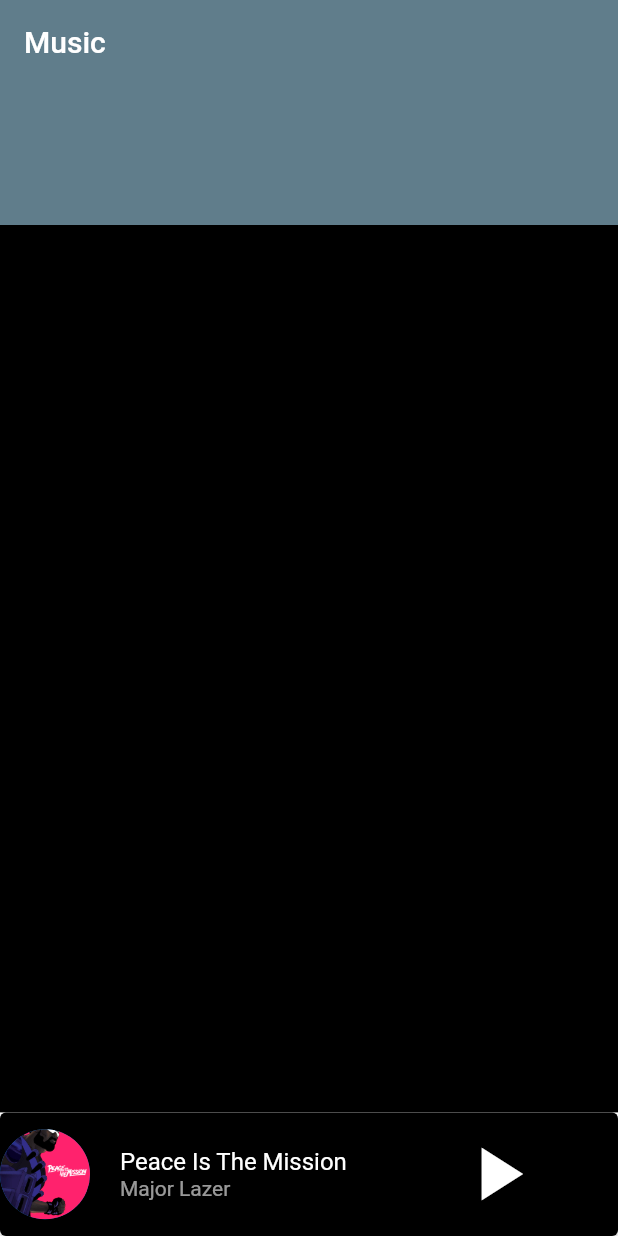
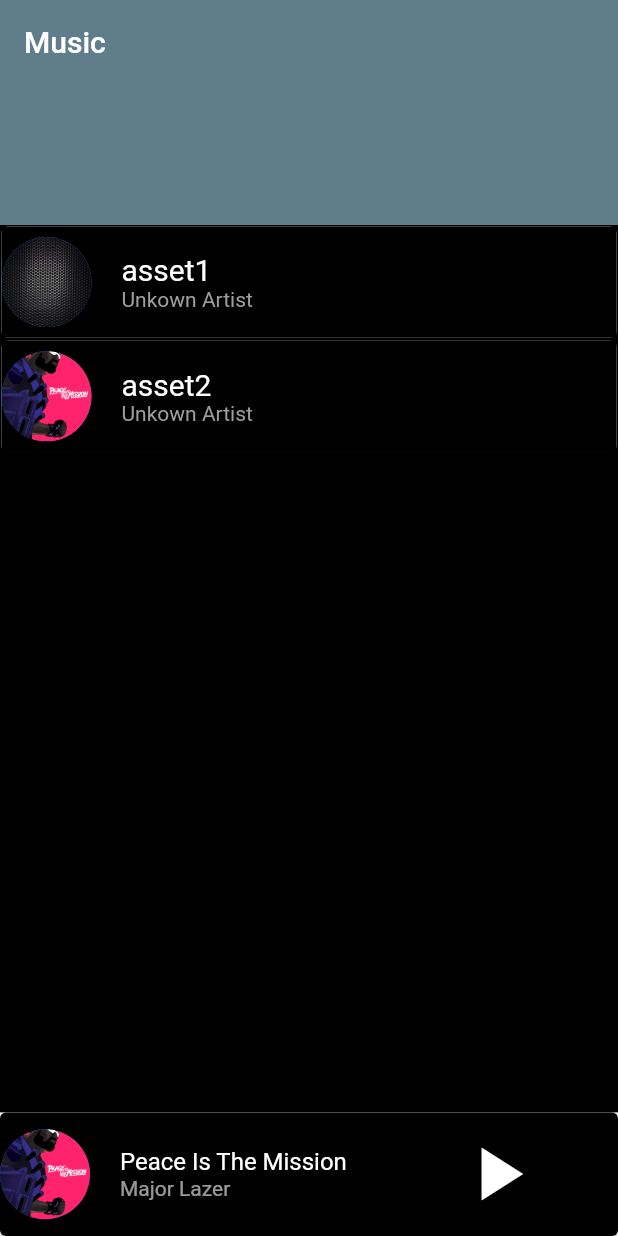
Before and after one commit to sadlerb/music_player, a Flutter app: the screen it shows after launch, on a phone screen of 412 x 824 dp. Run offline on Flutter 3.47's test engine with Material 2 defaults, Android fonts, the phone set to English and light mode, and no system bars.

```diff
--- a/lib/pages/detailPage.dart
+++ b/lib/pages/detailPage.dart
@@ -1,8 +1,16 @@
 import 'package:flutter/material.dart';
+import 'package:music_player/services/song.dart';
 
 class DetailPage extends StatefulWidget {
+  final Song song;
+
+ const DetailPage({this.song, Key key}) : super(key: key);
+
   @override
   _DetailPageState createState() => _DetailPageState();
+
+
+
 }
 
 class _DetailPageState extends State<DetailPage> {
@@ -66,7 +74,7 @@ class _DetailPageState extends State<DetailPage> {
                                 height: 250.0,
                                 decoration: BoxDecoration(
                                   image: DecorationImage(
-                                    image: AssetImage("assets/cover.png"),
+                                    image: AssetImage(widget.song.getFileLocation()),
                                   ),
                                 ),
                               ),
@@ -94,14 +102,14 @@ class _DetailPageState extends State<DetailPage> {
                   ),
                   SizedBox(height: 25.0),
                   Text(
-                    "Peace Is The Mission",
+                    "${widget.song.getName()}",
                     style: TextStyle(fontSize: 25.0, color: Colors.white),
                   ),
                   SizedBox(
                     height: 10.0,
                   ),
                   Text(
-                    "Music Is The Weapon",
+                    "${widget.song.getArtist()}",
                     style: TextStyle(
                       fontSize: 18.0,
                       color: Colors.white,
--- a/lib/pages/home.dart
+++ b/lib/pages/home.dart
@@ -1,5 +1,7 @@
 import 'package:flutter/material.dart';
 import 'package:music_player/pages/detailPage.dart';
+import 'package:music_player/services/song.dart';
+import 'package:music_player/services/songCard.dart';
 
 class Home extends StatefulWidget {
   @override
@@ -7,6 +9,17 @@ class Home extends StatefulWidget {
 }
 
 class _HomeState extends State<Home> {
+  List<Song> playlist = [
+    Song(
+        name: "asset1",
+        fileLocation: "assets/asset1.mp3",
+        imageLocation: "assets/img.jpg"),
+    Song(
+        name: "asset2",
+        fileLocation: "assets/asset2.mp3",
+        imageLocation: "assets/cover.png")
+  ];
+
   @override
   Widget build(BuildContext context) {
     return Scaffold(
@@ -22,7 +35,9 @@ class _HomeState extends State<Home> {
             expandedHeight: 150,
           ),
           SliverList(
-            delegate: SliverChildListDelegate([]),
+            delegate: SliverChildListDelegate([
+              SongCard(playlist: playlist)
+            ]),
           )
         ],
       ),
@@ -87,7 +102,6 @@ class _HomeState extends State<Home> {
 
   void showDetailPage(context) {
     Navigator.push(
-
-        context, MaterialPageRoute(builder: (context) => DetailPage()));
+        context, MaterialPageRoute(builder: (context) => DetailPage(song: playlist[0],)));
   }
 }
--- /dev/null
+++ b/lib/services/song.dart
@@ -0,0 +1,36 @@
+class Song{
+
+  String _name;
+  String _fileLocation;
+  String _imageLocation;
+  String _artist;
+
+  Song({String name, String fileLocation, String imageLocation, String artist}){
+
+    this._name = name;
+    this._fileLocation = fileLocation;
+    this._imageLocation = imageLocation;
+    if(artist == null){
+      _artist = "Unkown Artist";
+    }else{this._artist = artist;}
+
+  }
+
+  String getName(){
+    return _name;
+  }
+
+  String getFileLocation(){
+    return _fileLocation;
+  }
+
+  String getImageLocation(){
+    return _imageLocation;
+  }
+
+  String getArtist(){
+    return _artist;
+  }
+
+
+}
--- /dev/null
+++ b/lib/services/songCard.dart
@@ -0,0 +1,63 @@
+import 'package:flutter/material.dart';
+import 'package:music_player/services/song.dart';
+
+class SongCard extends StatelessWidget {
+  const SongCard({
+    Key key,
+    @required this.playlist,
+  }) : super(key: key);
+
+  final List<Song> playlist;
+
+  @override
+  Widget build(BuildContext context) {
+    return Column(
+      crossAxisAlignment: CrossAxisAlignment.start,
+      children: playlist
+          .map((song) => Card(
+                margin: EdgeInsets.all(1),
+                child: Container(
+                  color: Colors.black,
+                  height: MediaQuery.of(context).size.height * 0.09,
+                  width: MediaQuery.of(context).size.width,
+                  child: Row(
+                    mainAxisAlignment: MainAxisAlignment.start,
+                    children: <Widget>[
+                      CircleAvatar(
+                        radius: 30.0,
+                        backgroundImage: AssetImage(song.getImageLocation()),
+                      ),
+                      SizedBox(
+                        width: 20.0,
+                      ),
+                      Column(
+                        mainAxisAlignment: MainAxisAlignment.center,
+                        crossAxisAlignment: CrossAxisAlignment.start,
+                        children: <Widget>[
+                          Text(
+                            '${song.getName()}',
+                            style: TextStyle(
+                              color: Colors.white,
+                              fontSize: 20.0
+                            ),
+                          ),
+                          Text(
+                            '${song.getArtist()}',
+                            style: TextStyle(
+                              color: Colors.grey,
+                            ),
+                          ),
+                        ],
+                      ),
+                      SizedBox(
+                        width: 180,
+                      ),
+                      Icon(Icons.more_vert)
+                    ],
+                  ),
+                ),
+              ))
+          .toList(),
+    );
+  }
+}
```
